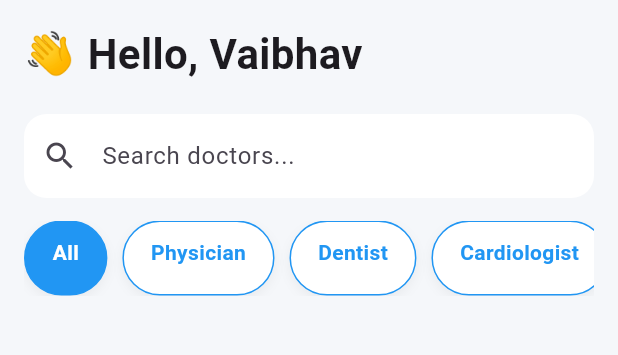
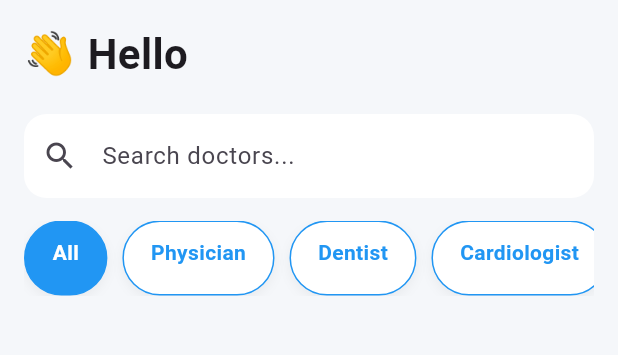
Before and after one commit to Vaibhav-sudo-69/doctor_directory, a Flutter app: the HomeScreen screen opened directly, on a phone screen of 412 x 824 dp, the part 84-439 px from its top. Run offline on Flutter 3.47's test engine with Material 3 defaults, Android fonts, the phone set to English and light mode, and no system bars; our stand-ins replace cloud_firestore, firebase_core, shared_preferences; accounts and stored records are empty.

Commit message:
my changes

```diff
--- a/lib/screens/home_screen.dart
+++ b/lib/screens/home_screen.dart
@@ -212,7 +212,7 @@ class _HomeScreenState extends State<HomeScreen> {
 
             const Text(
 
-              "👋 Hello, Vaibhav",
+              "👋 Hello",
 
 
               style: TextStyle(
```
